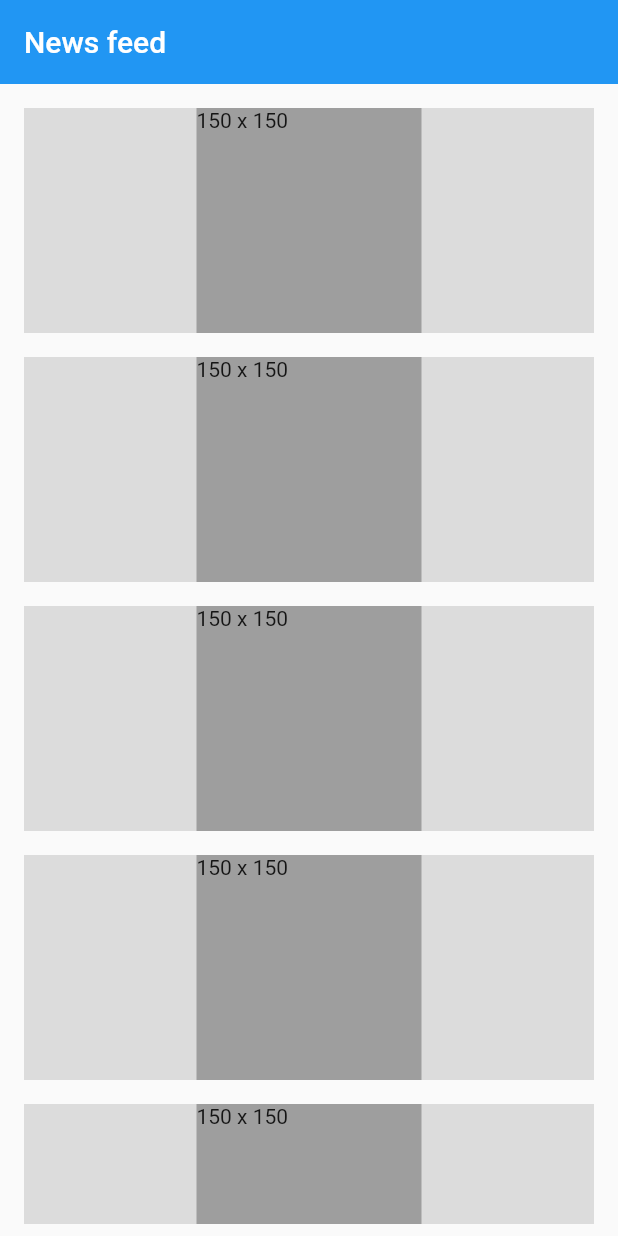
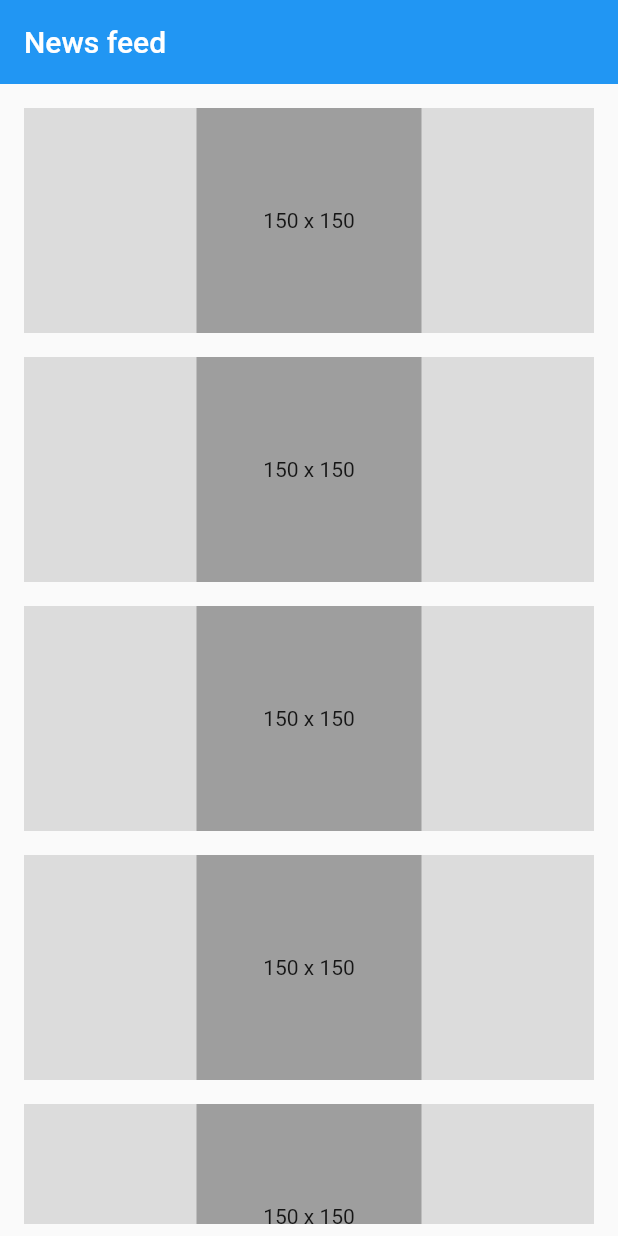
Before and after one commit to BIPLOB-SHIL/Ostad_Flutter_Batch_03-Live_Test_10, a Flutter app: the screen it shows after launch, on a phone screen of 412 x 824 dp. Run offline on Flutter 3.47's test engine with Material 2 defaults, Android fonts, the phone set to English and light mode, and no system bars.

Commit message:
last commit

```diff
--- a/lib/home_screen.dart
+++ b/lib/home_screen.dart
@@ -29,7 +29,7 @@ class _HomeScreenState extends State<HomeScreen> {
               padding: const EdgeInsets.all(8.0),
               child: SingleChildScrollView(
                 child: Column(
-                  mainAxisAlignment: MainAxisAlignment.center,
+               //   mainAxisAlignment: MainAxisAlignment.center,
                   children: [
                     Padding(
                       padding: const EdgeInsets.all(8.0),
@@ -42,8 +42,9 @@ class _HomeScreenState extends State<HomeScreen> {
                         child: Container(
                           width: 150,
                           height: 150,
-                          child: Text("150 x 150"),
                           color: Colors.grey,
+                          alignment: Alignment.center,
+                          child: const Text("150 x 150"),
                         ),
                       ),
 
@@ -59,8 +60,9 @@ class _HomeScreenState extends State<HomeScreen> {
                         child: Container(
                           width: 150,
                           height: 150,
-                          child: Text("150 x 150"),
                           color: Colors.grey,
+                          alignment: Alignment.center,
+                          child: const Text("150 x 150"),
                         ),
                       ),
 
@@ -76,8 +78,9 @@ class _HomeScreenState extends State<HomeScreen> {
                         child: Container(
                           width: 150,
                           height: 150,
-                          child: Text("150 x 150"),
                           color: Colors.grey,
+                          alignment: Alignment.center,
+                          child: const Text("150 x 150"),
                         ),
                       ),
 
@@ -93,8 +96,9 @@ class _HomeScreenState extends State<HomeScreen> {
                         child: Container(
                           width: 150,
                           height: 150,
-                          child: Text("150 x 150"),
                           color: Colors.grey,
+                          alignment: Alignment.center,
+                          child: const Text("150 x 150"),
                         ),
                       ),
 
@@ -110,8 +114,9 @@ class _HomeScreenState extends State<HomeScreen> {
                         child: Container(
                           width: 150,
                           height: 150,
-                          child: Text("150 x 150"),
                           color: Colors.grey,
+                          alignment: Alignment.center,
+                          child: const Text("150 x 150"),
                         ),
                       ),
 
@@ -127,20 +132,30 @@ class _HomeScreenState extends State<HomeScreen> {
                         child: Container(
                           width: 150,
                           height: 150,
-                          child: Text("150 x 150"),
                           color: Colors.grey,
+                          alignment: Alignment.center,
+                          child: const Text("150 x 150"),
                         ),
                       ),
 
                     ),
+
                   ],
                 ),
               ),
             );
 
-
           }else{
             return Row(
+              // mainAxisAlignment: MainAxisAlignment.spaceEvenly,
+              children: [
+                Expanded(
+                  flex: 10,
+                  child: SizedBox(
+                    height: double.infinity,
+                    width: double.infinity,
+                    child: GridView.count(
+                      crossAxisCount: 2,
                       children: [
                         Padding(
                           padding: const EdgeInsets.all(8.0),
@@ -153,8 +168,9 @@ class _HomeScreenState extends State<HomeScreen> {
                             child: Container(
                               width: 150,
                               height: 150,
-                      child: Text("150 x 150"),
                               color: Colors.grey,
+                              alignment: Alignment.center,
+                              child: const Text("150 x 150"),
                             ),
                           ),
 
@@ -170,8 +186,9 @@ class _HomeScreenState extends State<HomeScreen> {
                             child: Container(
                               width: 150,
                               height: 150,
-                      child: Text("150 x 150"),
                               color: Colors.grey,
+                              alignment: Alignment.center,
+                              child: const Text("150 x 150"),
                             ),
                           ),
 
@@ -187,8 +204,9 @@ class _HomeScreenState extends State<HomeScreen> {
                             child: Container(
                               width: 150,
                               height: 150,
-                      child: Text("150 x 150"),
                               color: Colors.grey,
+                              alignment: Alignment.center,
+                              child: const Text("150 x 150"),
                             ),
                           ),
 
@@ -204,8 +222,9 @@ class _HomeScreenState extends State<HomeScreen> {
                             child: Container(
                               width: 150,
                               height: 150,
-                      child: Text("150 x 150"),
                               color: Colors.grey,
+                              alignment: Alignment.center,
+                              child: const Text("150 x 150"),
                             ),
                           ),
 
@@ -221,8 +240,9 @@ class _HomeScreenState extends State<HomeScreen> {
                             child: Container(
                               width: 150,
                               height: 150,
-                      child: Text("150 x 150"),
                               color: Colors.grey,
+                              alignment: Alignment.center,
+                              child: const Text("150 x 150"),
                             ),
                           ),
 
@@ -238,14 +258,27 @@ class _HomeScreenState extends State<HomeScreen> {
                             child: Container(
                               width: 150,
                               height: 150,
-                      child: Text("150 x 150"),
                               color: Colors.grey,
+                              alignment: Alignment.center,
+                              child: const Text("150 x 150"),
                             ),
                           ),
 
                         ),
+
+
                       ],
+                    ),
+
+                  ),
+                ),
+
+
+              ],
+
+
             );
+
           }
         })
     );
```
Lines whose indentation alone changed are shown as unchanged.
